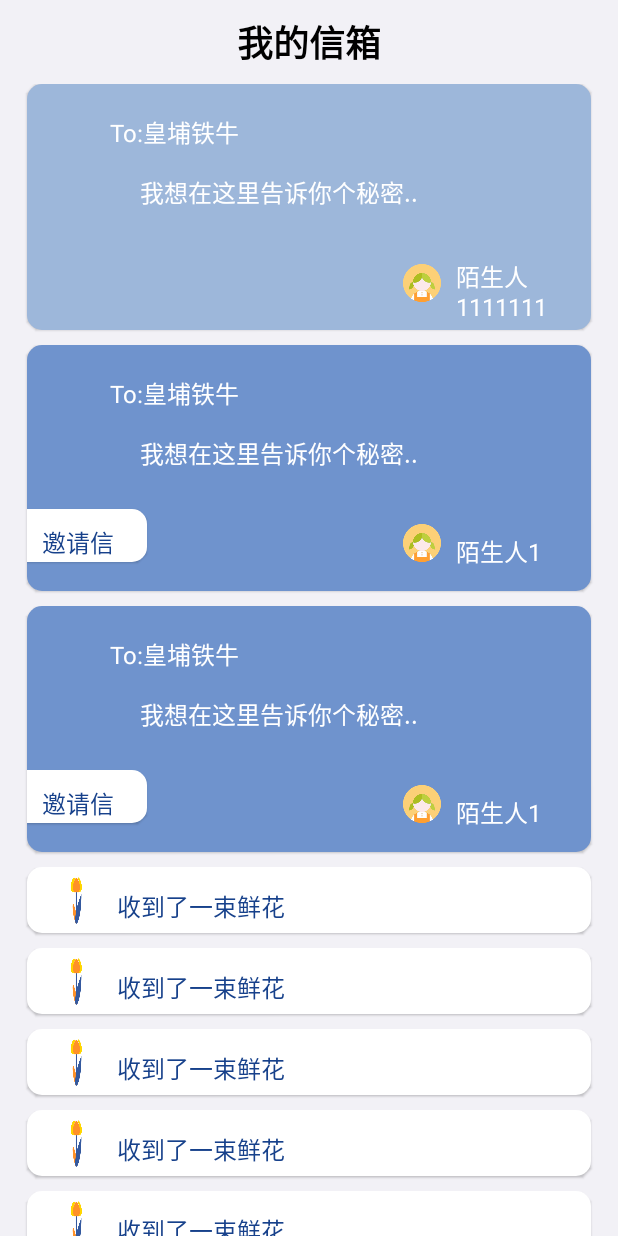
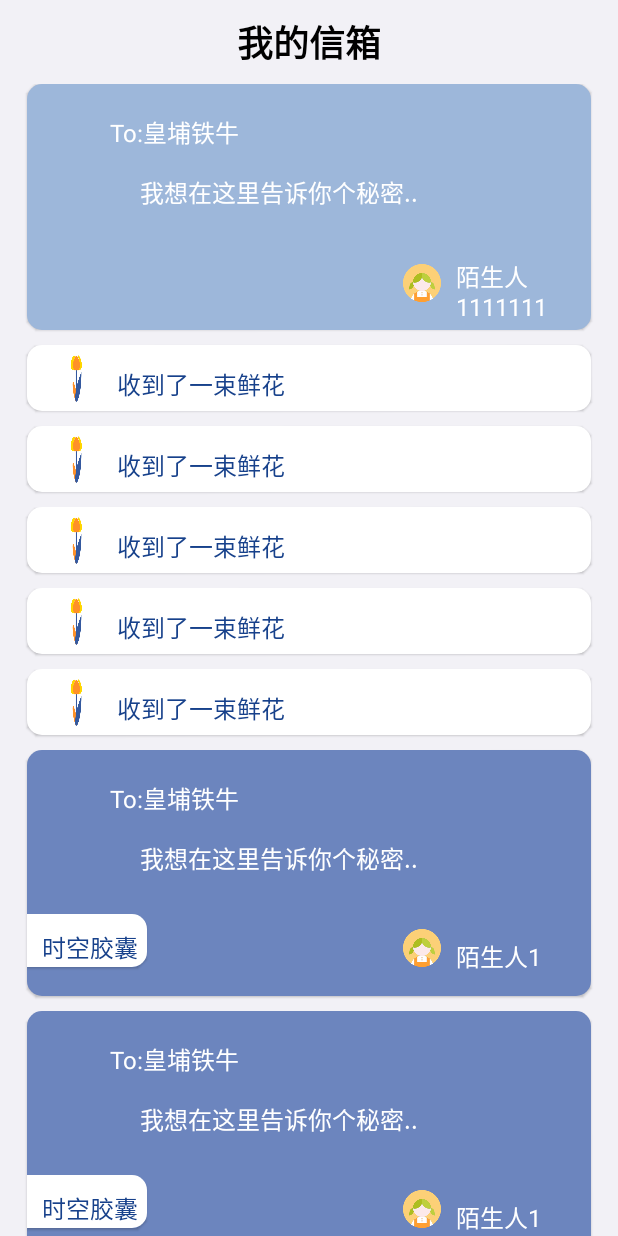
Before and after one commit to suhy07/Mobius, an Android app built with Jetpack Compose: the MyMailBoxScreen screen opened through its navigation route, on a phone screen of 412 x 824 dp. Run offline under Robolectric (Android 15) with nearby library versions, the phone set to English and light mode, and no system bars; our stand-ins replace constraintlayout-compose; missing, so only their content is drawn: CompositionLocalProvider, ProvideTextStyle; 3 statements that could not run were skipped.

Commit message:
更新kotlin

```diff
--- a/app/build.gradle
+++ b/app/build.gradle
@@ -38,7 +38,7 @@ android {
     }
     composeOptions {
         kotlinCompilerExtensionVersion compose_version
-        kotlinCompilerVersion '1.5.21'
+        kotlinCompilerVersion '1.6.10'
     }
     packagingOptions {
         resources {
--- a/app/src/main/java/edu/fzu/mobius/MainActivity.kt
+++ b/app/src/main/java/edu/fzu/mobius/MainActivity.kt
@@ -11,10 +11,12 @@ import android.os.Build
 import android.view.View
 import android.view.Window
 import androidx.compose.animation.ExperimentalAnimationApi
+import androidx.compose.foundation.ExperimentalFoundationApi
 import edu.fzu.mobius.ui.navigation.NavigationScreen
 
+@ExperimentalFoundationApi
+@ExperimentalAnimationApi
 class MainActivity : ComponentActivity() {
-    @ExperimentalAnimationApi
     override fun onCreate(savedInstanceState: Bundle?) {
         super.onCreate(savedInstanceState)
         setContent {
--- a/app/src/main/java/edu/fzu/mobius/ui/common/mailbox/item/Envelope.kt
+++ b/app/src/main/java/edu/fzu/mobius/ui/common/mailbox/item/Envelope.kt
@@ -2,9 +2,6 @@ package edu.fzu.mobius.ui.common.mailbox.item
 
 import androidx.compose.animation.AnimatedVisibility
 import androidx.compose.animation.ExperimentalAnimationApi
-import androidx.compose.animation.core.LinearOutSlowInEasing
-import androidx.compose.animation.core.tween
-import androidx.compose.animation.slideInVertically
 import androidx.compose.foundation.background
 import androidx.compose.foundation.layout.fillMaxWidth
 import androidx.compose.foundation.layout.height
@@ -33,22 +30,15 @@ import edu.fzu.mobius.ui.theme.InviteEnvelope
 
 @ExperimentalAnimationApi
 @Composable
-fun Envelope(userNickname: String, abstract: String, otherNickname:String, type:Int) {
+fun Envelope(userNickname: String, abstract: String, otherNickname:String, type:Int , modifier: Modifier = Modifier) {
     //userHead:Bitmap
     //0匿名信 1笔友信 2邀请信 3时空胶囊 4鲜花
     if(type == 4){
-        AnimatedVisibility(
-            visible = true,
-            enter = slideInVertically(
-                initialOffsetY = { fullHeight -> fullHeight*2 },
-                animationSpec = tween(durationMillis = 150, easing = LinearOutSlowInEasing)
-            )
-        ) {
         Card(
-                modifier = Modifier
+            modifier = modifier
                 .height(54.dp)
                 .background(color = Color.Unspecified)
-                    .padding(start = 18.dp, end = 18.dp, bottom = 10.dp)
+                .padding(start = 18.dp,end = 18.dp,bottom = 10.dp)
                 .fillMaxWidth(),
             shape = RoundedCornerShape(10.dp)
         ) {
@@ -68,46 +58,38 @@ fun Envelope(userNickname: String, abstract: String, otherNickname:String, type:
                 color = BlueText
             )
         }
-        }
-    }else {
+    }else{
         var background = AnonEnvelope
         var visible = false
         var envelopeName = ""
-        when {
+        when{
             type == 2 -> {
-                visible = true
+                visible=true
                 background = InviteEnvelope
                 envelopeName = "邀请信"
             }
-            type == 3 -> {
-                visible = true
+            type == 3 ->{
+                visible=true
                 background = CapsuleEnvelope
                 envelopeName = "时空胶囊"
             }
         }
-        AnimatedVisibility(
-            visible = true,
-            enter = slideInVertically(
-                initialOffsetY = { fullHeight -> fullHeight*2 },
-                animationSpec = tween(durationMillis = 150, easing = LinearOutSlowInEasing)
-            )
-        ) {
         Card(
-                modifier = Modifier
+            modifier = modifier
                 .fillMaxWidth()
                 .height(174.dp)
-                    .padding(start = 18.dp, end = 18.dp, bottom = 10.dp)
+                .padding(start = 18.dp,end = 18.dp,bottom = 10.dp)
                 .background(color = Color.Unspecified),
             backgroundColor = background,
             shape = RoundedCornerShape(10.dp)
         ) {
             ConstraintLayout {
-                    val (user, abs, tips, other) = createRefs()
+                val(user,abs,tips,other) = createRefs()
                 Text(
                     text = "To:$userNickname",
                     color = Color.White,
                     modifier = Modifier
-                            .constrainAs(user) {
+                        .constrainAs(user){
                             start.linkTo(parent.start, margin = 0.dp)
                             end.linkTo(parent.end, margin = 180.dp)
                             top.linkTo(parent.top, margin = 0.dp)
@@ -119,7 +101,7 @@ fun Envelope(userNickname: String, abstract: String, otherNickname:String, type:
                     text = abstract,
                     color = Color.White,
                     modifier = Modifier
-                            .constrainAs(abs) {
+                        .constrainAs(abs){
                             start.linkTo(parent.start, margin = 0.dp)
                             end.linkTo(parent.end, margin = 40.dp)
                             top.linkTo(parent.top, margin = 0.dp)
@@ -130,14 +112,13 @@ fun Envelope(userNickname: String, abstract: String, otherNickname:String, type:
                 AnimatedVisibility(
                     visible = visible,
                     modifier = Modifier
-                            .constrainAs(tips) {
+                    .constrainAs(tips){
                         start.linkTo(parent.start, margin = 0.dp)
                         top.linkTo(parent.top, margin = 90.dp)
                         bottom.linkTo(parent.bottom, margin = 0.dp)
-                            },
-                    ) {
+                    },) {
                     Card(
-                            shape = RoundedCornerShape(topEnd = 10.dp, bottomEnd = 10.dp),
+                        shape = RoundedCornerShape(topEnd = 10.dp,bottomEnd = 10.dp),
                         backgroundColor = Color.White,
                         modifier = Modifier
                             .background(Color.Unspecified)
@@ -147,7 +128,7 @@ fun Envelope(userNickname: String, abstract: String, otherNickname:String, type:
                         Text(
                             text = envelopeName,
                             modifier = Modifier
-                                    .padding(top = 10.dp, start = 10.dp),
+                                .padding(top = 10.dp,start = 10.dp),
                             fontSize = 16.sp,
                             color = BlueText
                         )
@@ -156,14 +137,13 @@ fun Envelope(userNickname: String, abstract: String, otherNickname:String, type:
                 OtherUser(
                     nickname = otherNickname,
                     modifier = Modifier
-                            .constrainAs(other) {
+                        .constrainAs(other){
                             start.linkTo(parent.start, margin = 260.dp)
                             end.linkTo(parent.end, margin = 0.dp)
                             top.linkTo(parent.top, margin = 120.dp)
                             bottom.linkTo(parent.bottom, margin = 10.dp)
                         }
                 )
-                }
             }
         }
     }
@@ -180,11 +160,11 @@ fun OtherUser(nickname:String,modifier: Modifier=Modifier){
             color = Color.White,
             modifier = Modifier
                 .width(100.dp)
-                .constrainAs(name) {
+                .constrainAs(name){
                     start.linkTo(parent.start, margin = 35.dp)
                     end.linkTo(parent.end, margin = 0.dp)
                     top.linkTo(parent.top, margin = 0.dp)
-                    bottom.linkTo(parent.bottom, margin = 0.dp)
+                    bottom.linkTo(parent.bottom, margin =0.dp)
                 },
             fontSize = 16.sp,
             textAlign = TextAlign.Left
--- a/app/src/main/java/edu/fzu/mobius/ui/mailbox/MailBoxScreen.kt
+++ b/app/src/main/java/edu/fzu/mobius/ui/mailbox/MailBoxScreen.kt
@@ -110,17 +110,15 @@ fun MailBoxScreen(navController: NavController){
                                 .width(25.dp)
                         )
                     }
-                    Icon(
+                    UnspecifiedIcon(
                         painter = painterResource(id = R.mipmap.red_icon),
-                        null,
-                        tint = Color.Unspecified,
                         modifier = Modifier
                             .background(Color.Unspecified)
-                            .height(10.dp)
-                            .width(10.dp)
+                            .height(8.dp)
+                            .width(8.dp)
                             .constrainAs(red) {
-                                top.linkTo(envelope.top, margin = 0.dp)
-                                start.linkTo(envelope.start, margin = 20.dp)
+                                top.linkTo(envelope.top, margin = 10.dp)
+                                start.linkTo(envelope.start, margin = 32.dp)
                             }
                     )
                 }
--- a/app/src/main/java/edu/fzu/mobius/ui/mailbox/MyMailBoxScreen.kt
+++ b/app/src/main/java/edu/fzu/mobius/ui/mailbox/MyMailBoxScreen.kt
@@ -1,9 +1,12 @@
 package edu.fzu.mobius.ui.mailbox
 
 import androidx.compose.animation.ExperimentalAnimationApi
+import androidx.compose.foundation.ExperimentalFoundationApi
+import androidx.compose.foundation.layout.width
 import androidx.compose.foundation.lazy.LazyColumn
 import androidx.compose.material.Scaffold
 import androidx.compose.runtime.Composable
+import androidx.compose.ui.Modifier
 import androidx.compose.ui.tooling.preview.Preview
 import androidx.navigation.NavController
 import androidx.navigation.compose.rememberNavController
@@ -11,6 +14,7 @@ import edu.fzu.mobius.ui.common.mailbox.item.Envelope
 import edu.fzu.mobius.ui.common.mailbox.top.MailBoxTop
 import edu.fzu.mobius.ui.theme.BlueBackground
 
+@ExperimentalFoundationApi
 @ExperimentalAnimationApi
 @Composable
 fun MyMailBoxScreen(navController: NavController){
@@ -20,10 +24,7 @@ fun MyMailBoxScreen(navController: NavController){
     ){
         LazyColumn(){
             item {
-                Envelope(userNickname = "皇埔铁牛", abstract = "我想在这里告诉你个秘密..", otherNickname = "陌生人1111111", type = 1)
-            }
-            items(2) {
-                Envelope(userNickname = "皇埔铁牛", abstract = "我想在这里告诉你个秘密..", otherNickname = "陌生人1", type = 2)
+                Envelope(userNickname = "皇埔铁牛", abstract = "我想在这里告诉你个秘密..", otherNickname = "陌生人1111111", type = 1, modifier = Modifier.animateItemPlacement())
             }
             items(5) {
                 Envelope(userNickname = "皇埔铁牛", abstract = "我想在这里告诉你个秘密..", otherNickname = "陌生人1", type = 4)
@@ -37,6 +38,7 @@ fun MyMailBoxScreen(navController: NavController){
         }
     }
 }
+@ExperimentalFoundationApi
 @ExperimentalAnimationApi
 @Preview
 @Composable
--- a/app/src/main/java/edu/fzu/mobius/ui/navigation/NavigationScreen.kt
+++ b/app/src/main/java/edu/fzu/mobius/ui/navigation/NavigationScreen.kt
@@ -1,6 +1,7 @@
 package edu.fzu.mobius.ui.navigation
 
 import androidx.compose.animation.ExperimentalAnimationApi
+import androidx.compose.foundation.ExperimentalFoundationApi
 import androidx.compose.runtime.Composable
 import androidx.compose.ui.tooling.preview.Preview
 import androidx.navigation.compose.NavHost
@@ -12,6 +13,7 @@ import edu.fzu.mobius.ui.mailbox.MyMailBoxScreen
 import edu.fzu.mobius.ui.mine.MineScreen
 import edu.fzu.mobius.ui.penpal.PenPalScreen
 
+@ExperimentalFoundationApi
 @ExperimentalAnimationApi
 @Composable
 fun NavigationScreen() {
@@ -38,6 +40,7 @@ fun NavigationScreen() {
     }
 }
 
+@ExperimentalFoundationApi
 @ExperimentalAnimationApi
 @Preview
 @Composable
--- a/build.gradle
+++ b/build.gradle
@@ -1,7 +1,7 @@
 // Top-level build file where you can add configuration options common to all sub-projects/modules.
 buildscript {
     ext {
-        compose_version = '1.0.1'
+        compose_version = '1.1.1'
     }
     repositories {
         google()
@@ -9,7 +9,7 @@ buildscript {
     }
     dependencies {
         classpath "com.android.tools.build:gradle:7.0.3"
-        classpath "org.jetbrains.kotlin:kotlin-gradle-plugin:1.5.21"
+        classpath "org.jetbrains.kotlin:kotlin-gradle-plugin:1.6.10"
 
         // NOTE: Do not place your application dependencies here; they belong
         // in the individual module build.gradle files
```
Also changed, not shown: app/src/main/res/mipmap-xhdpi/red_icon.png (added), 1 other file. Lines whose indentation alone changed are shown as unchanged.
